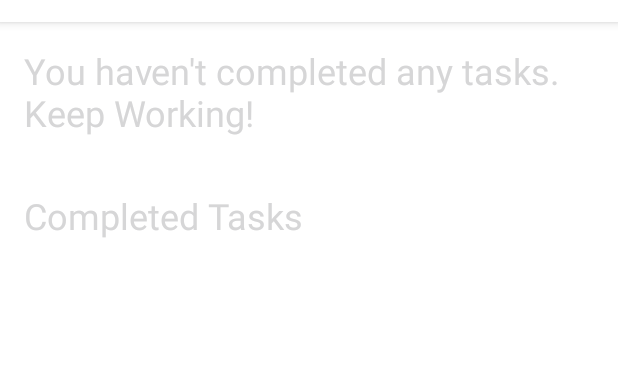
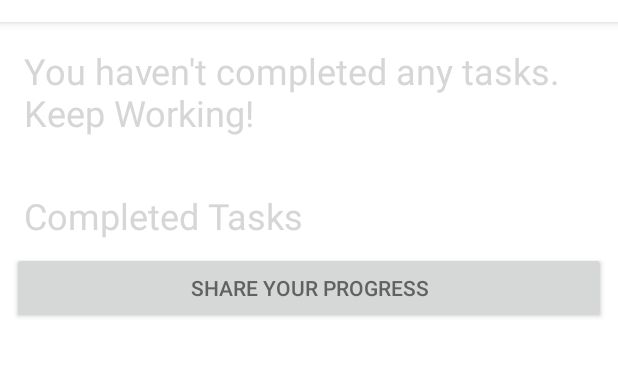
Before and after one commit to adibellathur/KillDDL, an Android app: the CompletedTaskView screen opened directly, with no data from a screen before it, on a phone screen of 412 x 824 dp, the part 62-439 px from its top. Run offline under Robolectric (Android 15) with nearby library versions, the phone set to English and light mode, and no system bars.

Commit message:
Share completed tasks

```diff
--- a/app/src/main/java/com/team27/killddl/CompletedTaskView.java
+++ b/app/src/main/java/com/team27/killddl/CompletedTaskView.java
@@ -1,6 +1,8 @@
 package com.team27.killddl;
 
+import android.content.Context;
 import android.content.Intent;
+import android.content.SharedPreferences;
 import android.support.v7.app.AppCompatActivity;
 import android.os.Bundle;
 import android.view.View;
@@ -22,9 +24,21 @@ public class CompletedTaskView extends AppCompatActivity {
     private DBHelper helper;
     private ArrayAdapter<String> mAdapter;
 
+    String nCompleted;
+
+    SharedPreferences prefs;
+    public static final String MyPREFERENCES = "MyPrefs";
+    public static final String Dark = "darkKey";
+
 
     @Override
     protected void onCreate(Bundle savedInstanceState) {
+
+        prefs = getSharedPreferences(MyPREFERENCES, Context.MODE_PRIVATE);
+        if (prefs.getBoolean(Dark, true)) {
+            setTheme(R.style.Dark);
+        }
+
         super.onCreate(savedInstanceState);
         setContentView(R.layout.activity_completed_task_view);
 
@@ -34,6 +48,7 @@ public class CompletedTaskView extends AppCompatActivity {
         numCompleted = (TextView) findViewById(R.id.numComplete);
 
         ArrayList<Task> tasks = helper.getTaskList();
+        nCompleted = String.valueOf(tasks.size());
         if(tasks.size() == 0){
             numCompleted.setText("You haven't completed any tasks. Keep Working! \n");
         }
@@ -87,4 +102,14 @@ public class CompletedTaskView extends AppCompatActivity {
         }
 
     }
+
+    public void shareProgress(View view) {
+        String msg = "I have completed " + nCompleted + " tasks using KillDDL. Get the app here: https://play.google.com/store";
+
+        Intent sendIntent = new Intent();
+        sendIntent.setAction(Intent.ACTION_SEND);
+        sendIntent.putExtra(Intent.EXTRA_TEXT, msg);
+        sendIntent.setType("text/plain");
+        startActivity(sendIntent);
+    }
 }
--- a/app/src/main/res/layout/activity_completed_task_view.xml
+++ b/app/src/main/res/layout/activity_completed_task_view.xml
@@ -51,6 +51,13 @@
                 app:layout_constraintTop_toTopOf="parent"
                 app:layout_constraintVertical_bias="1.0" />
 
+            <Button
+                android:id="@+id/button2"
+                android:layout_width="match_parent"
+                android:layout_height="wrap_content"
+                android:onClick="shareProgress"
+                android:text="Share Your Progress" />
+
             <ListView
                 android:id="@+id/completedTaskList"
                 android:layout_width="355dp"
```
